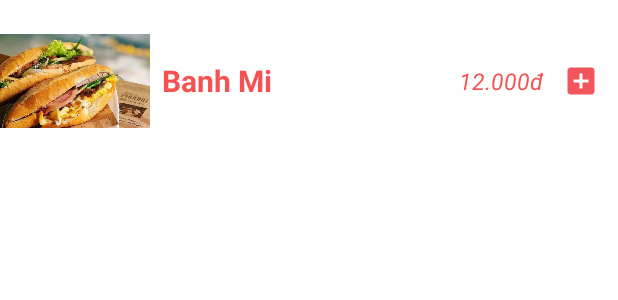
After one commit to tuong-student/Foody2, an Android app: the layout menu_row.xml on its own in the app's theme, with its tools: preview values and no code run, on a phone screen of 412 x 824 dp. The commit adds this screen. Shown: the top 300 px of the screen. Run offline under Robolectric (Android 15) with nearby library versions, the phone set to English and light mode, and no system bars; network calls fail.

Commit message:
hoan thanh, con thieu moi DB

```diff
--- a/app/src/main/java/hcmute/spkt/mssv19110066/nguyenthanhtuong/foody2/Cart/CartItem.java
+++ b/app/src/main/java/hcmute/spkt/mssv19110066/nguyenthanhtuong/foody2/Cart/CartItem.java
@@ -7,8 +7,7 @@ public class CartItem {
     private float Price;
     private int quantity;
 
-    public CartItem(int id, String photoURL, String foodName, float price, int quantity) {
-        Id = id;
+    public CartItem(String photoURL, String foodName, float price, int quantity) {
         this.photoURL = photoURL;
         this.foodName = foodName;
         Price = price;
--- /dev/null
+++ b/app/src/main/res/drawable-anydpi/ic_action_add.xml
@@ -0,0 +1,11 @@
+<vector xmlns:android="http://schemas.android.com/apk/res/android"
+    android:width="24dp"
+    android:height="24dp"
+    android:viewportWidth="24"
+    android:viewportHeight="24"
+    android:tint="#EF2B32"
+    android:alpha="0.8">
+  <path
+      android:fillColor="@android:color/white"
+      android:pathData="M19,3L5,3c-1.11,0 -2,0.9 -2,2v14c0,1.1 0.89,2 2,2h14c1.1,0 2,-0.9 2,-2L21,5c0,-1.1 -0.9,-2 -2,-2zM17,13h-4v4h-2v-4L7,13v-2h4L11,7h2v4h4v2z"/>
+</vector>
--- /dev/null
+++ b/app/src/main/res/layout/menu_row.xml
@@ -0,0 +1,49 @@
+<?xml version="1.0" encoding="utf-8"?>
+<LinearLayout xmlns:android="http://schemas.android.com/apk/res/android"
+    android:layout_width="match_parent"
+    android:layout_height="wrap_content"
+    android:gravity="center_vertical"
+    android:layout_marginVertical="4dp">
+
+    <LinearLayout
+        android:layout_width="match_parent"
+        android:layout_height="wrap_content">
+
+        <ImageView
+            android:id="@+id/menu_row_image"
+            android:layout_width="100dp"
+            android:layout_height="100dp"
+            android:src="@drawable/bread_vn" />
+
+        <TextView
+            android:id="@+id/menu_row_foodName"
+            android:layout_width="wrap_content"
+            android:layout_height="wrap_content"
+            android:text="Banh Mi"
+            android:textSize="20dp"
+            android:layout_gravity="center_vertical"
+            android:textStyle="bold"
+            android:layout_weight="6"
+            android:paddingLeft="8dp"
+            android:textColor="@color/title_color"/>
+
+        <TextView
+            android:id="@+id/menu_row_price"
+            android:layout_width="wrap_content"
+            android:layout_height="wrap_content"
+            android:text="12.000đ"
+            android:textSize="15dp"
+            android:layout_gravity="center_vertical"
+            android:textStyle="italic"
+            android:textColor="@color/title_color"/>
+
+        <androidx.appcompat.widget.AppCompatImageButton
+            android:id="@+id/menu_row_btn_addToCart"
+            android:layout_width="50dp"
+            android:layout_height="50dp"
+            android:src="@drawable/ic_action_add"
+            android:background="#0000"
+            android:layout_gravity="center_vertical"/>
+
+    </LinearLayout>
+</LinearLayout>
--- a/app/src/main/res/menu/navigation.xml
+++ b/app/src/main/res/menu/navigation.xml
@@ -1,5 +1,6 @@
 <?xml version="1.0" encoding="utf-8"?>
-<menu xmlns:android="http://schemas.android.com/apk/res/android">
+<menu
+    xmlns:android="http://schemas.android.com/apk/res/android">
 
     <item
         android:id="@+id/navi_home"
```
Also changed, not shown: app/src/main/java/hcmute/spkt/mssv19110066/nguyenthanhtuong/foody2/Cart/CartView.java (+17 -2 lines), app/src/main/java/hcmute/spkt/mssv19110066/nguyenthanhtuong/foody2/Home/Home_fragment.java (+22 -5 lines), app/src/main/java/hcmute/spkt/mssv19110066/nguyenthanhtuong/foody2/Home/Store.java (+11 -1 lines), app/src/main/java/hcmute/spkt/mssv19110066/nguyenthanhtuong/foody2/Home/StoreAdapter.java (+12 -2 lines), app/src/main/java/hcmute/spkt/mssv19110066/nguyenthanhtuong/foody2/Home/Store_fragment.java (deleted, +0 -25 lines), app/src/main/java/hcmute/spkt/mssv19110066/nguyenthanhtuong/foody2/MainActivity.java (+11 -1 lines), app/src/main/java/hcmute/spkt/mssv19110066/nguyenthanhtuong/foody2/Menu/MenuAdapter.java (added, +83 -0 lines), app/src/main/java/hcmute/spkt/mssv19110066/nguyenthanhtuong/foody2/Menu/MenuItem.java (added, +57 -0 lines), app/src/main/java/hcmute/spkt/mssv19110066/nguyenthanhtuong/foody2/Menu/Menu_fragment.java (added, +141 -0 lines), app/src/main/res/layout/fragment_menu_fragment.xml (added, +20 -0 lines), app/src/main/res/layout/fragment_store_fragment.xml (deleted, +0 -14 lines), app/src/main/res/layout/store_block.xml (+5 -2 lines), app/src/main/res/drawable-hdpi/ic_action_add.png (added), app/src/main/res/drawable-mdpi/ic_action_add.png (added), 2 more files.
